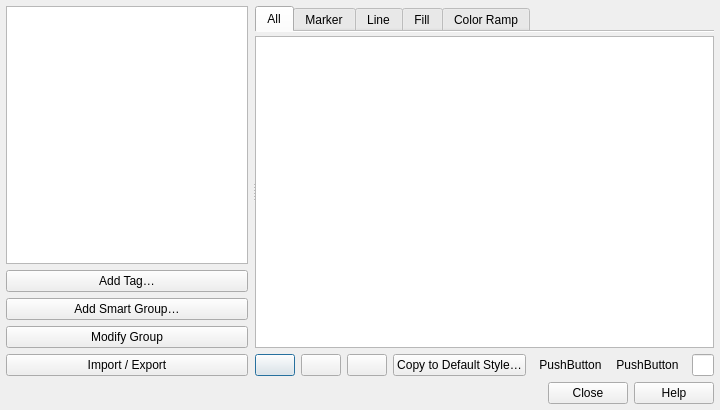
Above: src/ui/qgsstylemanagerdialogbase.ui from qgis/QGIS before the change. Below: the same form after it.
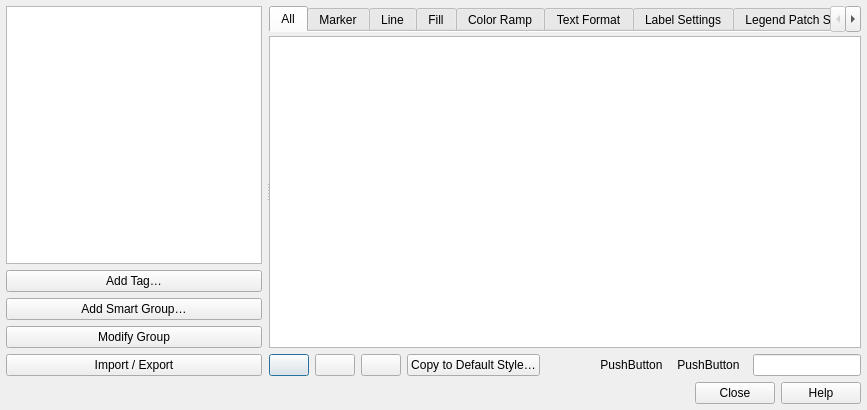
That is the form after the change. Icons and pictures are not drawn. Custom widgets are drawn as their Qt base class.

```diff
--- a/src/ui/qgsstylemanagerdialogbase.ui
+++ b/src/ui/qgsstylemanagerdialogbase.ui
@@ -6,7 +6,7 @@
    <rect>
     <x>0</x>
     <y>0</y>
-    <width>720</width>
+    <width>867</width>
     <height>410</height>
    </rect>
   </property>
@@ -26,7 +26,7 @@
    <property name="bottomMargin">
     <number>6</number>
    </property>
-   <item row="3" column="0">
+   <item>
     <widget class="QSplitter" name="mSplitter">
      <property name="orientation">
       <enum>Qt::Horizontal</enum>
@@ -355,6 +355,42 @@
              <string>Color Ramp</string>
             </attribute>
            </widget>
+           <widget class="QWidget" name="tabTextFormat">
+            <attribute name="icon">
+             <iconset resource="../../images/images.qrc">
+              <normaloff>:/images/themes/default/propertyicons/labeltext.svg</normaloff>:/images/themes/default/propertyicons/labeltext.svg</iconset>
+            </attribute>
+            <attribute name="title">
+             <string>Text Format</string>
+            </attribute>
+           </widget>
+           <widget class="QWidget" name="tabLabelSettings">
+            <attribute name="icon">
+             <iconset resource="../../images/images.qrc">
+              <normaloff>:/images/themes/default/labelingSingle.svg</normaloff>:/images/themes/default/labelingSingle.svg</iconset>
+            </attribute>
+            <attribute name="title">
+             <string>Label Settings</string>
+            </attribute>
+           </widget>
+           <widget class="QWidget" name="tabLegendPatchShapes">
+            <attribute name="icon">
+             <iconset resource="../../images/images.qrc">
+              <normaloff>:/images/themes/default/legend.svg</normaloff>:/images/themes/default/legend.svg</iconset>
+            </attribute>
+            <attribute name="title">
+             <string>Legend Patch Shapes</string>
+            </attribute>
+           </widget>
+           <widget class="QWidget" name="tab3DSymbols">
+            <attribute name="icon">
+             <iconset resource="../../images/images.qrc">
+              <normaloff>:/images/themes/default/3d.svg</normaloff>:/images/themes/default/3d.svg</iconset>
+            </attribute>
+            <attribute name="title">
+             <string>3D Symbols</string>
+            </attribute>
+           </widget>
           </widget>
          </item>
          <item>
@@ -445,7 +481,7 @@
      </widget>
     </widget>
    </item>
-   <item row="4" column="0">
+   <item>
     <widget class="QDialogButtonBox" name="buttonBox">
      <property name="orientation">
       <enum>Qt::Horizontal</enum>
```
Left out of the diff: 34 changed lines with no effect on the pictures.
